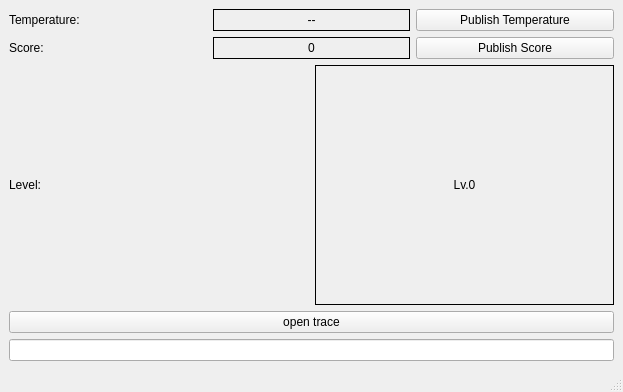
This is MainWindow.ui in zhangmeng-00/QT-MVVM as Qt 5 draws it before an edit. The edited form follows.
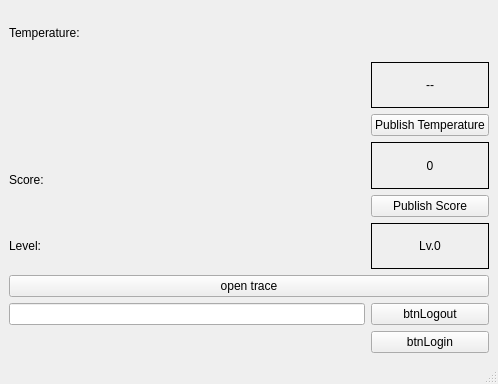
This is the edited form.

Patch:
```diff
--- a/MainWindow.ui
+++ b/MainWindow.ui
@@ -6,89 +6,52 @@
    <rect>
     <x>0</x>
     <y>0</y>
-    <width>623</width>
-    <height>392</height>
+    <width>498</width>
+    <height>384</height>
    </rect>
   </property>
   <property name="windowTitle">
    <string>Mediator MVA Qt Demo</string>
   </property>
   <widget class="QWidget" name="centralwidget">
-   <layout class="QGridLayout" name="gridLayout_3">
-    <item row="0" column="0">
      <layout class="QGridLayout" name="gridLayout_2">
       <item row="0" column="0">
        <layout class="QGridLayout" name="gridLayout">
-        <item row="0" column="1">
-         <widget class="QLabel" name="labelTemperature">
-          <property name="frameShape">
-           <enum>QFrame::Box</enum>
-          </property>
-          <property name="text">
-           <string>--</string>
-          </property>
-          <property name="alignment">
-           <set>Qt::AlignCenter</set>
-          </property>
-         </widget>
-        </item>
-        <item row="0" column="0">
+      <item row="0" column="0" colspan="2">
          <widget class="QLabel" name="labelTemperatureTitle">
           <property name="text">
            <string>Temperature:</string>
           </property>
          </widget>
         </item>
-        <item row="0" column="2">
+      <item row="1" column="1">
+       <widget class="QLabel" name="labelTemperature">
+        <property name="frameShape">
+         <enum>QFrame::Box</enum>
+        </property>
+        <property name="text">
+         <string>--</string>
+        </property>
+        <property name="alignment">
+         <set>Qt::AlignCenter</set>
+        </property>
+       </widget>
+      </item>
+      <item row="2" column="1">
          <widget class="QPushButton" name="btnPublishTemperature">
           <property name="text">
            <string>Publish Temperature</string>
           </property>
          </widget>
         </item>
-       </layout>
-      </item>
-      <item row="3" column="0">
-       <widget class="QPushButton" name="pushButton">
-        <property name="text">
-         <string>open trace</string>
-        </property>
-       </widget>
-      </item>
-      <item row="2" column="0">
-       <layout class="QHBoxLayout" name="horizontalLayout">
-        <item>
-         <widget class="QLabel" name="labelLevelTitle">
-          <property name="text">
-           <string>Level:</string>
-          </property>
-         </widget>
-        </item>
-        <item>
-         <widget class="QLabel" name="labelLevel">
-          <property name="frameShape">
-           <enum>QFrame::Box</enum>
-          </property>
-          <property name="text">
-           <string>Lv.0</string>
-          </property>
-          <property name="alignment">
-           <set>Qt::AlignCenter</set>
-          </property>
-         </widget>
-        </item>
-       </layout>
-      </item>
-      <item row="1" column="0">
-       <layout class="QHBoxLayout" name="layoutScore">
-        <item>
+      <item row="3" column="0" rowspan="2">
          <widget class="QLabel" name="labelScoreTitle">
           <property name="text">
            <string>Score:</string>
           </property>
          </widget>
         </item>
-        <item>
+      <item row="3" column="1">
          <widget class="QLabel" name="labelScore">
           <property name="frameShape">
            <enum>QFrame::Box</enum>
@@ -101,20 +64,59 @@
           </property>
          </widget>
         </item>
-        <item>
+      <item row="4" column="1">
          <widget class="QPushButton" name="btnPublishScore">
           <property name="text">
            <string>Publish Score</string>
           </property>
          </widget>
         </item>
-       </layout>
+      <item row="5" column="0">
+       <widget class="QLabel" name="labelLevelTitle">
+        <property name="text">
+         <string>Level:</string>
+        </property>
+       </widget>
       </item>
-     </layout>
-    </item>
-    <item row="1" column="0">
+      <item row="5" column="1">
+       <widget class="QLabel" name="labelLevel">
+        <property name="frameShape">
+         <enum>QFrame::Box</enum>
+        </property>
+        <property name="text">
+         <string>Lv.0</string>
+        </property>
+        <property name="alignment">
+         <set>Qt::AlignCenter</set>
+        </property>
+       </widget>
+      </item>
+      <item row="6" column="0" colspan="2">
+       <widget class="QPushButton" name="pushButton">
+        <property name="text">
+         <string>open trace</string>
+        </property>
+       </widget>
+      </item>
+      <item row="7" column="0">
      <widget class="QLineEdit" name="lineEdit"/>
     </item>
+      <item row="7" column="1">
+       <widget class="QPushButton" name="btnLogout">
+        <property name="text">
+         <string>btnLogout</string>
+        </property>
+       </widget>
+      </item>
+      <item row="8" column="1">
+       <widget class="QPushButton" name="btnLogin">
+        <property name="text">
+         <string>btnLogin</string>
+        </property>
+       </widget>
+      </item>
+     </layout>
+    </item>
    </layout>
   </widget>
   <widget class="QMenuBar" name="menubar">
```
Left out of the diff: 2 changed lines with no effect on the pictures. Lines whose indentation alone changed are shown as unchanged.
